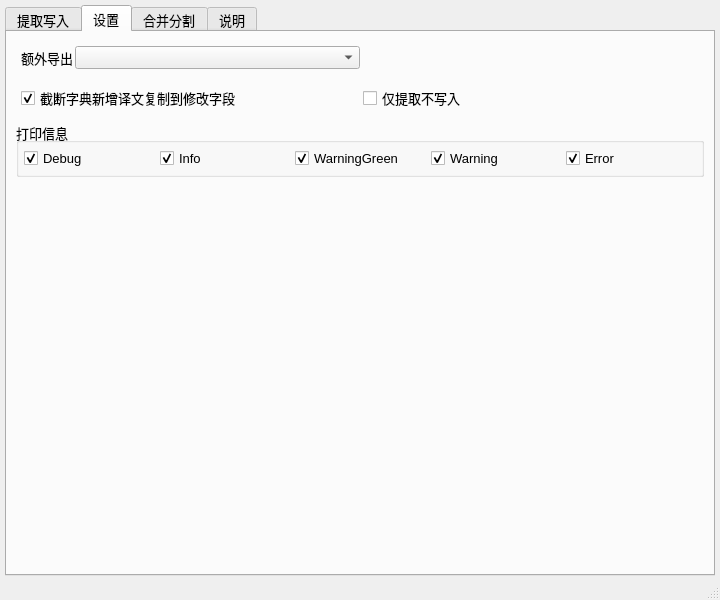
Before: the Qt Designer form ui_mainWindow.ui in satan53x/SExtractor, drawn with Qt 5.
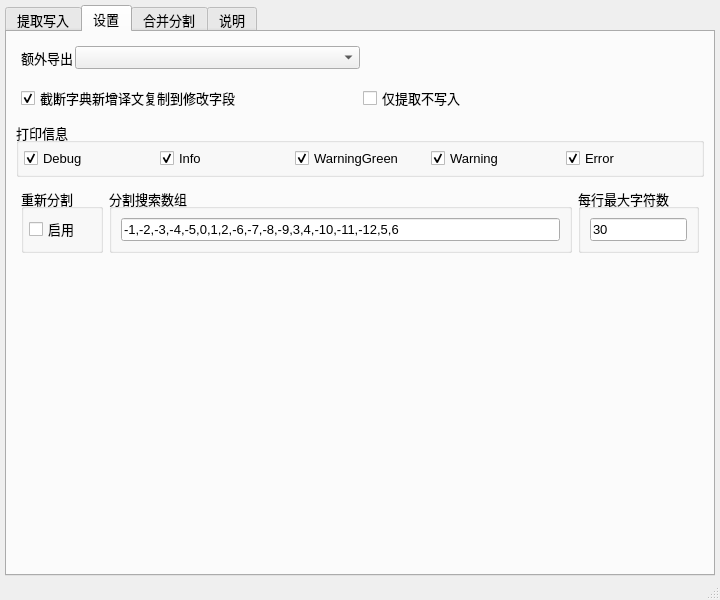
After: the same form once the commit is applied. The open tabs and pages were chosen to show the change.

Commit message: 添加功能：message重新分割

```diff
--- a/ui_mainWindow.ui
+++ b/ui_mainWindow.ui
@@ -612,6 +612,84 @@
           </layout>
          </widget>
         </item>
+        <item>
+         <widget class="QWidget" name="widget_13" native="true">
+          <layout class="QHBoxLayout" name="horizontalLayout_19" stretch="1,6,1">
+           <property name="leftMargin">
+            <number>5</number>
+           </property>
+           <property name="topMargin">
+            <number>5</number>
+           </property>
+           <property name="rightMargin">
+            <number>5</number>
+           </property>
+           <property name="bottomMargin">
+            <number>5</number>
+           </property>
+           <item>
+            <widget class="QGroupBox" name="groupBox_6">
+             <property name="title">
+              <string>重新分割</string>
+             </property>
+             <layout class="QHBoxLayout" name="horizontalLayout_18">
+              <property name="leftMargin">
+               <number>5</number>
+              </property>
+              <property name="topMargin">
+               <number>5</number>
+              </property>
+              <property name="rightMargin">
+               <number>5</number>
+              </property>
+              <property name="bottomMargin">
+               <number>5</number>
+              </property>
+              <item>
+               <widget class="QCheckBox" name="splitCheck">
+                <property name="text">
+                 <string>启用</string>
+                </property>
+               </widget>
+              </item>
+             </layout>
+            </widget>
+           </item>
+           <item>
+            <widget class="QGroupBox" name="groupBox_7">
+             <property name="title">
+              <string>分割搜索数组</string>
+             </property>
+             <layout class="QHBoxLayout" name="horizontalLayout_20">
+              <item>
+               <widget class="QLineEdit" name="splitIndexEdit">
+                <property name="text">
+                 <string>-1,-2,-3,-4,-5,0,1,2,-6,-7,-8,-9,3,4,-10,-11,-12,5,6</string>
+                </property>
+               </widget>
+              </item>
+             </layout>
+            </widget>
+           </item>
+           <item>
+            <widget class="QGroupBox" name="groupBox_8">
+             <property name="title">
+              <string>每行最大字符数</string>
+             </property>
+             <layout class="QHBoxLayout" name="horizontalLayout_21">
+              <item>
+               <widget class="QLineEdit" name="splitMaxEdit">
+                <property name="text">
+                 <string>30</string>
+                </property>
+               </widget>
+              </item>
+             </layout>
+            </widget>
+           </item>
+          </layout>
+         </widget>
+        </item>
         <item>
          <spacer name="verticalSpacer">
           <property name="orientation">
```
The commit also changes 8 other files.
